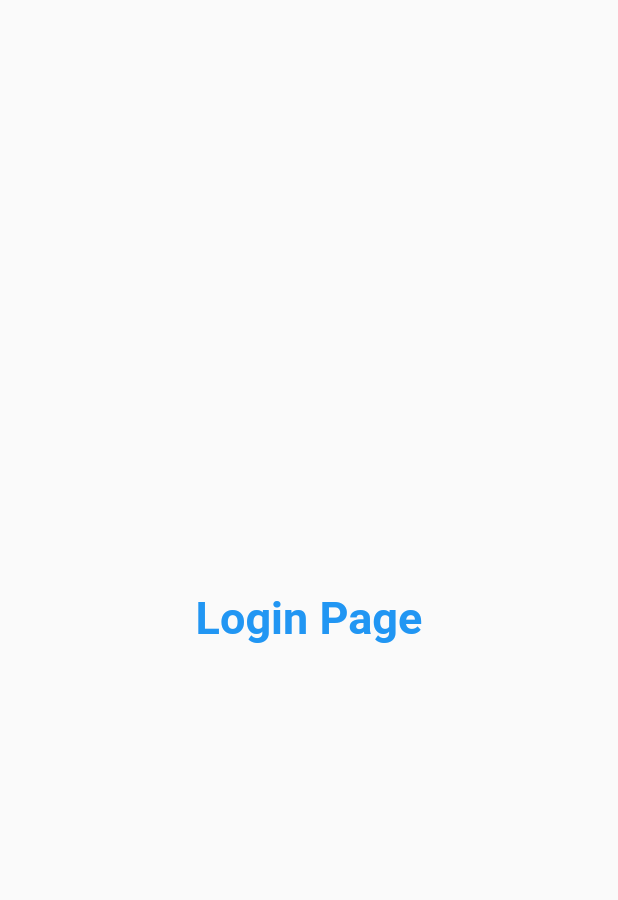
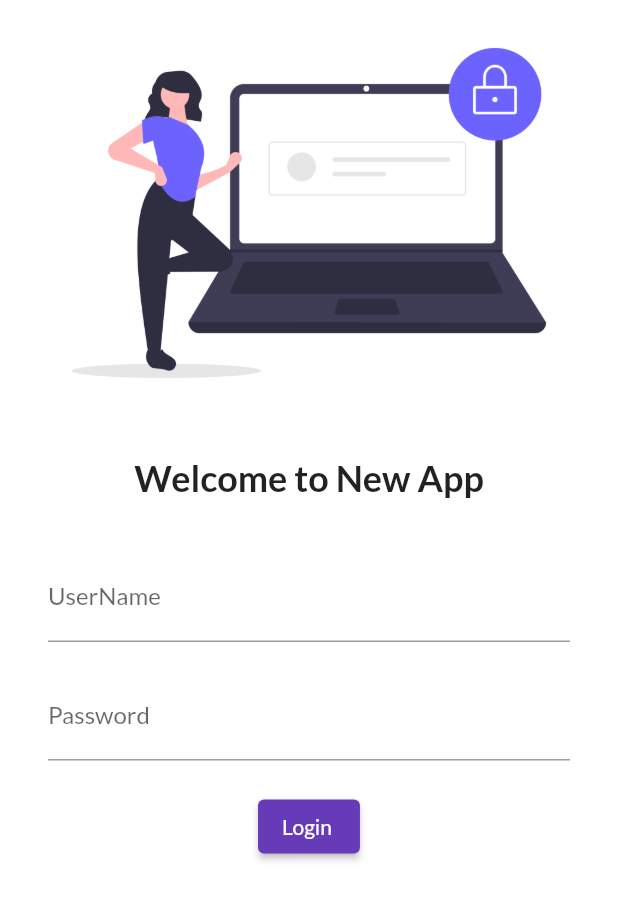
Before and after one commit to ramanofficial73/flutter_learn, a Flutter app: the screen it shows after launch, on a phone screen of 412 x 824 dp. Shown: the top 900 px of the screen. Run offline on Flutter 3.47's test engine with Material 2 defaults, Android fonts, the phone set to English and light mode, and no system bars; our stand-ins replace google_fonts.

Commit message:
Login Page

```diff
--- a/lib/main.dart
+++ b/lib/main.dart
@@ -1,6 +1,7 @@
 import 'package:demo/pages/home_page.dart';
 import 'package:demo/pages/login_page.dart';
 import 'package:flutter/material.dart';
+import 'package:google_fonts/google_fonts.dart';
 
 void main() {
   runApp(MyApp());
@@ -14,7 +15,10 @@ class MyApp extends StatelessWidget {
     return MaterialApp(
       // home: HomePage(),
       themeMode: ThemeMode.light,
-      theme: ThemeData(primarySwatch: Colors.deepPurple),
+      theme: ThemeData(
+        primarySwatch: Colors.deepPurple,
+        fontFamily: GoogleFonts.lato().fontFamily,
+      ),
       darkTheme: ThemeData(brightness: Brightness.dark),
       initialRoute: "/login",
       routes: {
--- a/lib/pages/login_page.dart
+++ b/lib/pages/login_page.dart
@@ -8,13 +8,56 @@ class LoginPage extends StatelessWidget {
   @override
   Widget build(BuildContext context) {
     return Material(
-      child: Center(
-        child: Text(
-          "Login Page",
-          style: TextStyle(
-              fontSize: 30, color: Colors.blue, fontWeight: FontWeight.bold),
-        ),
-      ),
-    );
+        color: Colors.white,
+        child: Column(
+          children: [
+            Image.asset(
+              "assets/images/login_page.png",
+              fit: BoxFit.cover,
+            ),
+            SizedBox(
+              height: 20,
+            ),
+            Text(
+              "Welcome to New App",
+              style: TextStyle(fontSize: 24, fontWeight: FontWeight.bold),
+            ),
+            SizedBox(
+              height: 20,
+            ),
+            Padding(
+              padding:
+                  const EdgeInsets.symmetric(vertical: 16.0, horizontal: 32.0),
+              child: Column(
+                children: [
+                  TextFormField(
+                    decoration: InputDecoration(
+                        hintText: "Please Enter User Name",
+                        labelText: "UserName"),
+                  ),
+                  SizedBox(
+                    height: 20,
+                  ),
+                  TextFormField(
+                    obscureText: true,
+                    decoration: InputDecoration(
+                        hintText: "Please Enter Your Password",
+                        labelText: "Password"),
+                  ),
+                  SizedBox(
+                    height: 20,
+                  ),
+                  ElevatedButton(
+                    onPressed: () {
+                      print("Hii login page");
+                    },
+                    child: Text("Login "),
+                    style: TextButton.styleFrom(),
+                  ),
+                ],
+              ),
+            )
+          ],
+        ));
   }
 }
```
Also changed, not shown: pubspec.yaml (+4 -5 lines), assets/images/login_page.png (added), pubspec.lock.
